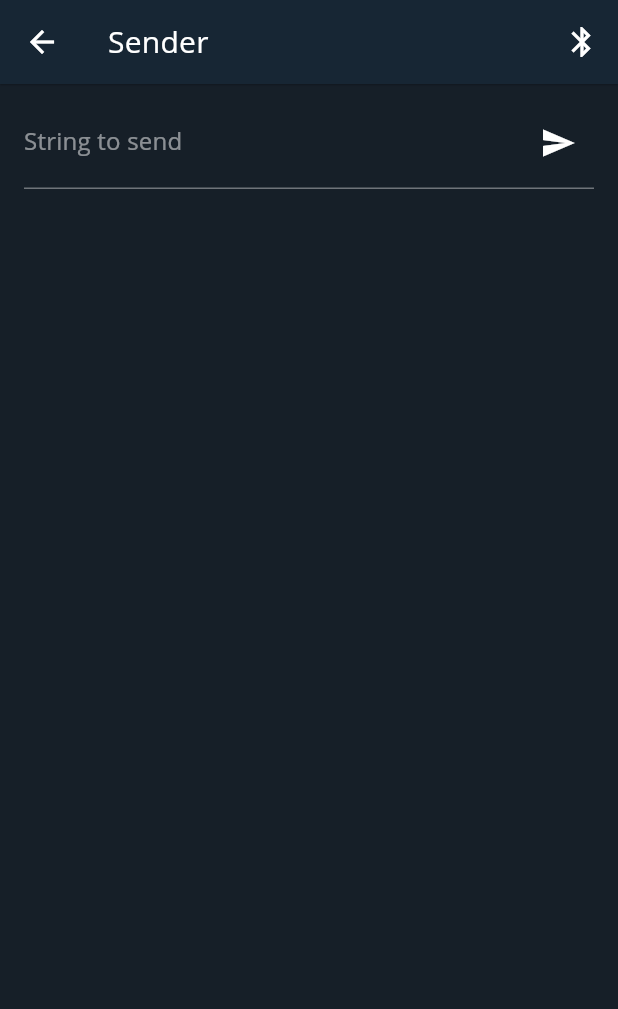
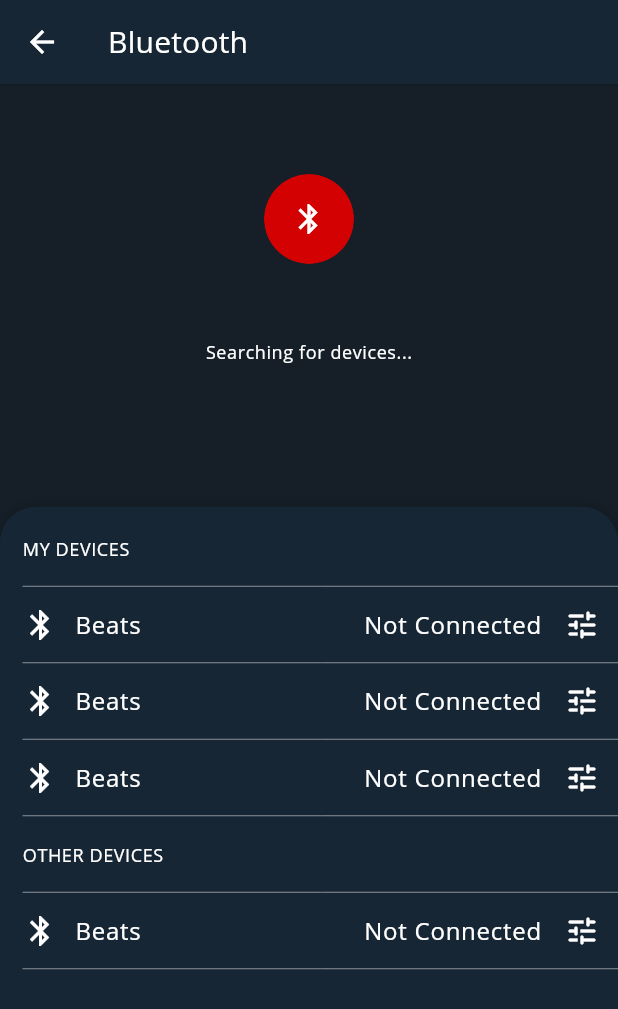
Before and after one commit to erobotkh/erobot_mobile, a Flutter app: the SenderScreen screen opened directly, after a tap on the "bluetooth" icon, on a phone screen of 412 x 824 dp. Shown: the top 1009 px of the screen. Run offline on Flutter 3.47's test engine with Material 2 defaults, Android fonts, the phone set to English and light mode, and no system bars; drawn by our look-alikes of avatar_glow, sliding_up_panel; our stand-ins replace bot_toast, dio, easy_localization, flutter_hooks, font_awesome_flutter, get and 6 more; missing offline and left inert: decorated_icon, japx; accounts and stored records are empty; network calls fail.

Commit message:
close #81 bluetooth screen

```diff
--- /dev/null
+++ b/lib/models/bluetooth_device_model.dart
@@ -0,0 +1,19 @@
+class BluetoothDeviceModel {
+  String deviceName;
+
+  BluetoothDeviceModel({
+    this.deviceName = '',
+  });
+
+  static getCates() => [
+        BluetoothDeviceModel(
+          deviceName: 'Beats',
+        ),
+        BluetoothDeviceModel(
+          deviceName: 'Beats',
+        ),
+        BluetoothDeviceModel(
+          deviceName: 'Beats',
+        ),
+      ];
+}
--- /dev/null
+++ b/lib/screens/home/bluetooth_screen/bluetooth_screen.dart
@@ -0,0 +1,225 @@
+import 'package:avatar_glow/avatar_glow.dart';
+import 'package:erobot/config/config_constant.dart';
+import 'package:erobot/constant/theme_constant.dart';
+import 'package:erobot/models/bluetooth_device_model.dart';
+import 'package:erobot/screens/home/bluetooth_screen/bluetooth_detail_screen.dart';
+import 'package:erobot/screens/home/bluetooth_screen/local_widgets/er_alert_dailog.dart';
+import 'package:erobot/screens/home/bluetooth_screen/local_widgets/er_listtile_widets.dart';
+import 'package:flutter/material.dart';
+import 'package:flutter/widgets.dart';
+import 'package:sliding_up_panel/sliding_up_panel.dart';
+
+class BluetoothScreen extends StatefulWidget {
+  const BluetoothScreen({Key? key}) : super(key: key);
+
+  @override
+  _BluetoothScreenState createState() => _BluetoothScreenState();
+}
+
+class _BluetoothScreenState extends State<BluetoothScreen> {
+  List<BluetoothDeviceModel> _cardBluetoothDevice = BluetoothDeviceModel.getCates();
+
+  @override
+  Widget build(BuildContext context) {
+    return Scaffold(
+      appBar: AppBar(
+        title: Text(
+          'Bluetooth',
+          style: ThemeConstant.textTheme.headline6
+              ?.copyWith(color: ThemeConstant.lightScheme.onSurface),
+        ),
+      ),
+      body: Stack(
+        children: [
+          _buildSearchingDevice(context),
+          _buildTopupDetailDevice(context),
+        ],
+      ),
+    );
+  }
+
+  _buildSearchingDevice(BuildContext context) {
+    return Center(
+      child: Column(
+        children: [
+          Padding(
+            padding: EdgeInsets.only(top: 20),
+            child: AvatarGlow(
+              repeat: true,
+              showTwoGlows: true,
+              animate: true,
+              endRadius: 70.0,
+              curve: Curves.fastOutSlowIn,
+              glowColor: ThemeConstant.lightScheme.primary,
+              child: Material(
+                clipBehavior: Clip.antiAlias,
+                color: Colors.transparent,
+                elevation: 0.0,
+                shape: CircleBorder(),
+                child: CircleAvatar(
+                  backgroundColor: ThemeConstant.lightScheme.primary,
+                  child: Icon(
+                    Icons.bluetooth,
+                    color: ThemeConstant.lightScheme.onPrimary,
+                  ),
+                  radius: 30.0,
+                ),
+              ),
+            ),
+          ),
+          SizedBox(
+            height: 10,
+          ),
+          Container(
+            alignment: Alignment.center,
+            child: Text(
+              'Searching for devices...',
+              style: ThemeConstant.textTheme.caption,
+            ),
+          ),
+        ],
+      ),
+    );
+  }
+
+  _buildTopupDetailDevice(BuildContext context) {
+    Size size = MediaQuery.of(context).size;
+    return SlidingUpPanel(
+      maxHeight: size.height * 0.59,
+      minHeight: size.height * 0.59,
+      color: ThemeConstant.lightScheme.surface,
+      borderRadius: BorderRadius.only(
+        topRight: Radius.circular(ConfigConstant.iconSize2),
+        topLeft: Radius.circular(ConfigConstant.iconSize2),
+      ),
+      panel: ListView(
+        children: [
+          Container(
+            padding: EdgeInsets.only(left: 15, top: 10),
+            child: Column(
+              children: [
+                Container(
+                  height: 35,
+                  child: Align(
+                    alignment: Alignment.centerLeft,
+                    child: Text(
+                      'MY DEVICES',
+                      style: ThemeConstant.textTheme.caption
+                          ?.copyWith(color: ThemeConstant.lightScheme.onSurface),
+                    ),
+                  ),
+                ),
+                Divider(
+                  color: ThemeConstant.lightScheme.secondary,
+                ),
+                _buildMyDevive(context),
+                Container(
+                  height: 35,
+                  child: Align(
+                    alignment: Alignment.centerLeft,
+                    child: Text(
+                      'OTHER DEVICES',
+                      style: ThemeConstant.textTheme.caption
+                          ?.copyWith(color: ThemeConstant.lightScheme.onSurface),
+                    ),
+                  ),
+                ),
+                Divider(
+                  color: ThemeConstant.lightScheme.secondary,
+                ),
+                _buildOtherDevice(context),
+                SizedBox(
+                  height: size.height * 0.2,
+                ),
+              ],
+            ),
+          ),
+        ],
+      ),
+    );
+  }
+
+  _buildMyDevive(BuildContext context) {
+    return Container(
+      child: Column(
+        children: List.generate(
+          BluetoothDeviceModel.getCates().length,
+          (index) => Column(
+            children: [
+              Container(
+                height: 35,
+                child: ErListTileWidgets(
+                  onTap: () {},
+                  onTapTrailing: () {
+                    Navigator.of(context).push(
+                      MaterialPageRoute(
+                        builder: (context) => BluetoothDetailScreen(),
+                      ),
+                    );
+                  },
+                  deviceName: _cardBluetoothDevice[index].deviceName,
+                ),
+              ),
+              Divider(
+                color: ThemeConstant.lightScheme.secondary,
+              ),
+            ],
+          ),
+        ),
+      ),
+    );
+  }
+
+  _buildOtherDevice(BuildContext context) {
+    return Container(
+      child: Column(
+        children: List.generate(
+          1,
+          (index) => Column(
+            children: [
+              Container(
+                height: 35,
+                child: ErListTileWidgets(
+                  onTap: () {
+                    setState(() {
+                      _buildshowAlertDailog(context);
+                    });
+                  },
+                  onTapTrailing: () {},
+                  deviceName: _cardBluetoothDevice[index].deviceName,
+                ),
+              ),
+              Divider(
+                color: ThemeConstant.lightScheme.secondary,
+              ),
+            ],
+          ),
+        ),
+      ),
+    );
+  }
+
+  _buildshowAlertDailog(context) {
+    return showDialog(
+      context: context,
+      builder: (context) {
+        return ErAlertDailog(
+          back: 'CANCEL',
+          content: Text(
+            'Press the button on the machine once to Pair it with the application.',
+            textAlign: TextAlign.center,
+            style: ThemeConstant.textTheme.bodyText1?.copyWith(
+              color: ThemeConstant.lightScheme.secondary,
+            ),
+          ),
+          title: 'Pair the Machince',
+          continuee: 'PAIR',
+          onPressedContinue: () {},
+          onPressedBack: () {
+            Navigator.of(context).pop();
+          },
+        );
+      },
+    );
+  }
+}
--- /dev/null
+++ b/lib/screens/home/bluetooth_screen/local_widgets/er_listtile_widets.dart
@@ -0,0 +1,89 @@
+import 'package:erobot/constant/theme_constant.dart';
+import 'package:flutter/material.dart';
+
+class ErListTileWidgets extends StatefulWidget {
+  final String deviceName;
+  final Function onTap;
+  final Function onTapTrailing;
+
+  ErListTileWidgets({
+    Key? key,
+    required this.deviceName,
+    required this.onTap,
+    required this.onTapTrailing,
+  }) : super(key: key);
+
+  @override
+  _ErListTileWidgetsState createState() => _ErListTileWidgetsState();
+}
+
+class _ErListTileWidgetsState extends State<ErListTileWidgets> {
+  bool _isConnected = true;
+
+  @override
+  Widget build(BuildContext context) {
+    return InkWell(
+      onTap: () {
+        widget.onTap();
+        setState(() {
+          _isConnected = !_isConnected;
+        });
+      },
+      child: Container(
+        child: Row(
+          children: [
+            Flexible(
+              child: Align(
+                alignment: Alignment.centerLeft,
+                child: Row(
+                  children: [
+                    Icon(
+                      _isConnected ? Icons.bluetooth : Icons.bluetooth_connected,
+                      color: ThemeConstant.lightScheme.onSurface,
+                    ),
+                    SizedBox(
+                      width: 11,
+                    ),
+                    Text(
+                      "${widget.deviceName}",
+                      style: ThemeConstant.textTheme.bodyText1
+                          ?.copyWith(color: ThemeConstant.lightScheme.onSurface),
+                    ),
+                  ],
+                ),
+              ),
+            ),
+            Container(
+              padding: EdgeInsets.only(right: 12),
+              child: Align(
+                alignment: Alignment.centerRight,
+                child: Row(
+                  children: [
+                    Text(
+                      _isConnected ? 'Not Connected' : 'Connected',
+                      style: ThemeConstant.textTheme.bodyText1?.copyWith(
+                        color: ThemeConstant.lightScheme.onSurface,
+                      ),
+                    ),
+                    SizedBox(
+                      width: 15,
+                    ),
+                    InkWell(
+                      onTap: () {
+                        widget.onTapTrailing();
+                      },
+                      child: Icon(
+                        Icons.tune_rounded,
+                        color: ThemeConstant.lightScheme.onSurface,
+                      ),
+                    ),
+                  ],
+                ),
+              ),
+            ),
+          ],
+        ),
+      ),
+    );
+  }
+}
--- a/lib/screens/sender/sender_screen.dart
+++ b/lib/screens/sender/sender_screen.dart
@@ -1,6 +1,7 @@
 import 'package:erobot/config/config_constant.dart';
 import 'package:erobot/constant/app_constant.dart';
 import 'package:erobot/notifier/sender_screen_notifier.dart';
+import 'package:erobot/screens/home/bluetooth_screen/bluetooth_screen.dart';
 import 'package:erobot/widgets/er_tap_effect.dart';
 import 'package:flutter/material.dart';
 import 'package:flutter_hooks/flutter_hooks.dart';
@@ -23,7 +24,10 @@
           actions: [
             IconButton(
               icon: const Icon(Icons.bluetooth),
-              onPressed: () {},
+              onPressed: () {
+                Navigator.of(context)
+                    .push(MaterialPageRoute(builder: (context) => BluetoothScreen()));
+              },
             )
           ],
         ),
@@ -98,7 +102,8 @@
         child: Chip(
           materialTapTargetSize: MaterialTapTargetSize.shrinkWrap,
           label: Text("$item", style: Theme.of(context).textTheme.caption),
-          backgroundColor: AppConstant.recentBackgroundColor[index % AppConstant.recentBackgroundColor.length],
+          backgroundColor:
+              AppConstant.recentBackgroundColor[index % AppConstant.recentBackgroundColor.length],
           onDeleted: () => notifier.removeFromList(item),
           deleteIcon: Icon(
             Icons.cancel,
```
Also changed, not shown: lib/screens/home/bluetooth_screen/bluetooth_detail_screen.dart (added, +73 -0 lines), lib/screens/home/bluetooth_screen/local_widgets/er_alert_dailog.dart (added, +58 -0 lines), pubspec.yaml (+7 -1 lines), pubspec.lock.
